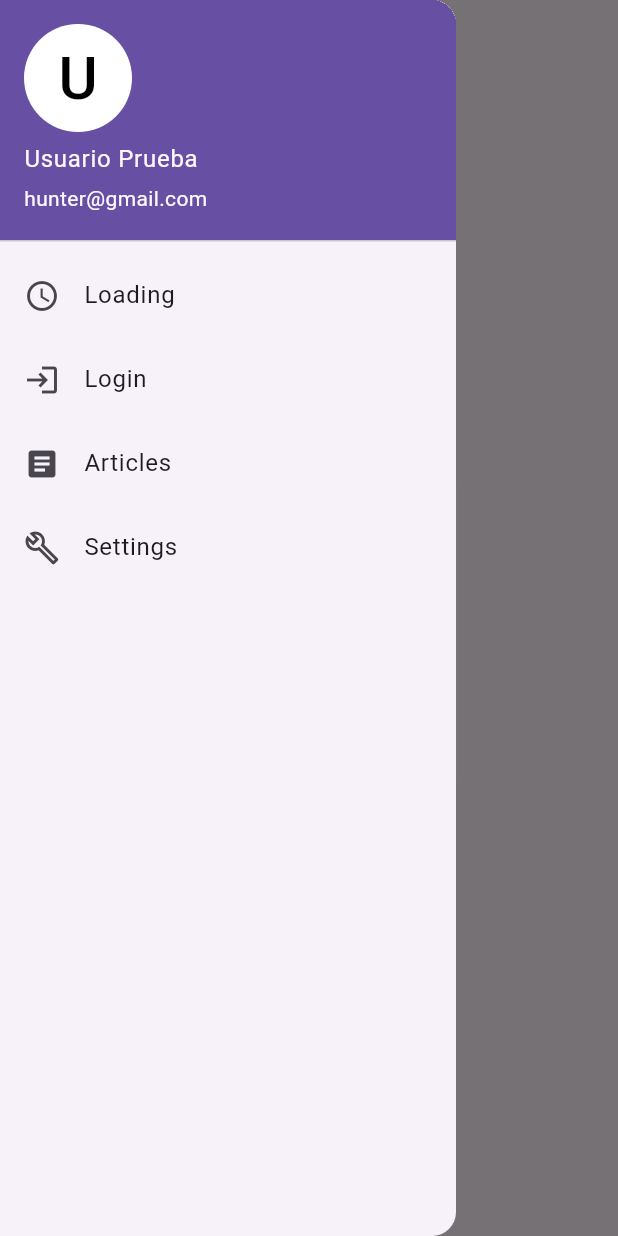
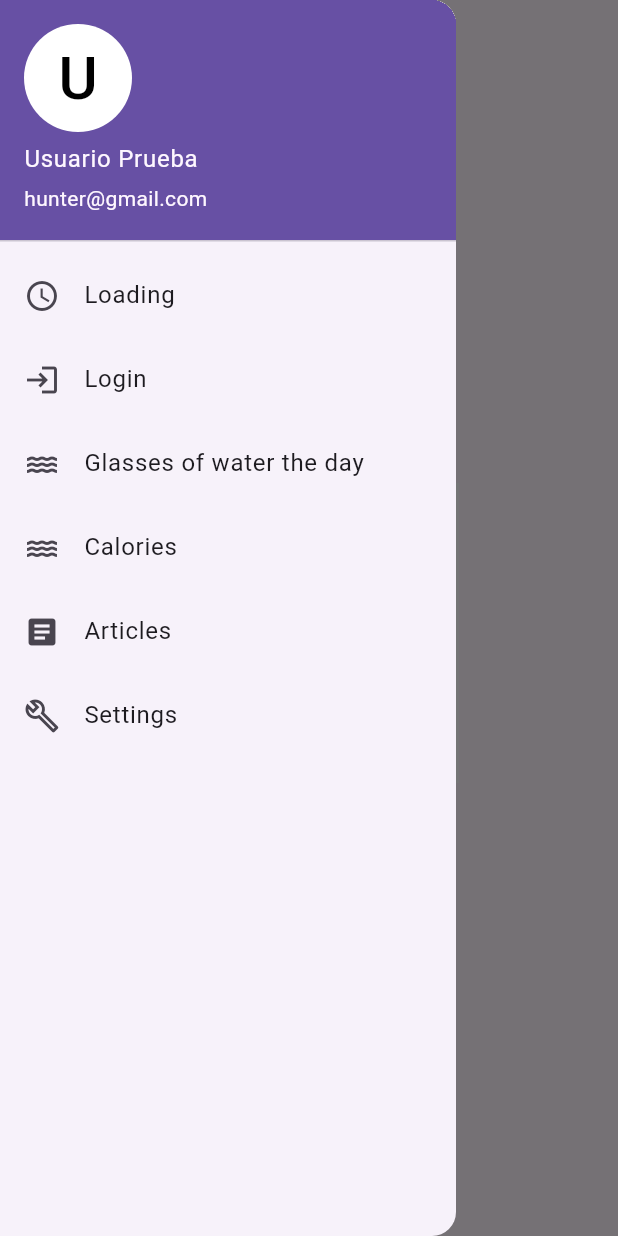
Before and after one commit to JorshuaEs/Healtylife-University-Project, a Flutter app: the screen it shows after launch, with the side drawer open, on a phone screen of 412 x 824 dp. Run offline on Flutter 3.47's test engine with Material 3 defaults, Android fonts, the phone set to English and light mode, and no system bars; our stand-ins replace equatable, flutter_login, ionicons.

Commit message:
Se agregaron 2 Pantallas

```diff
--- a/lib/main.dart
+++ b/lib/main.dart
@@ -1,8 +1,9 @@
 import 'package:flutter/material.dart';
+import 'package:healty_life/screens/calorias_screen.dart';
+//import 'package:healty_life/screens/botella_screen.dart';
 //import 'package:healty_life/routes/app_routes.dart';
 import 'package:healty_life/screens/home_screen.dart';
 import 'package:healty_life/screens/settings_screen.dart';
-
 
 import 'screens/screens.dart';
 
@@ -28,8 +29,10 @@ class MainApp extends StatelessWidget {
         LoginScreen.routeName: (context) => const LoginScreen(),
         LoadingScreen.routeName: (context) => const LoadingScreen(),
         ArticleScreen.routeName: (context) => const ArticleScreen(),
-        SettingsScreen.routeName:(context) => const SettingsScreen()
-
+        SettingsScreen.routeName: (context) => const SettingsScreen(),
+        BotellaScreen.routeName: (context) => const BotellaScreen(),
+        CaloriesCalculatorScreen.routeName: (context) =>
+            CaloriesCalculatorScreen(),
       },
     );
   }
--- a/lib/routes/app_routes.dart
+++ b/lib/routes/app_routes.dart
@@ -18,6 +18,18 @@ class AppRoutes {
       icon: Icons.login,
       route: '/login',
       screen: const LoginScreen(),
+    ),
+    MenuOption(
+      title: 'Glasses of water the day',
+      icon: Icons.water_outlined,
+      route: '/Botella',
+      screen: const BotellaScreen(),
+    ),
+    MenuOption(
+      title: 'Calories',
+      icon: Icons.water_outlined,
+      route: '/Calorias',
+      screen: CaloriesCalculatorScreen(),
     ),
     MenuOption(
       title: 'Articles',
--- a/lib/screens/home_screen.dart
+++ b/lib/screens/home_screen.dart
@@ -1,55 +1,6 @@
 import 'package:flutter/material.dart';
 import 'package:healty_life/routes/app_routes.dart';
 import 'package:healty_life/screens/screens.dart';
-
-/*class HomeScreen extends StatefulWidget {
-  const HomeScreen({Key? key}) : super(key: key);
-
-  static const String routeName = '/';
-
-  @override
-  _HomeScreenState createState() => _HomeScreenState();
-}
-
-class _HomeScreenState extends State<HomeScreen> {
-  final List<MenuOption> menuOptions = AppRoutes.menuOptions;
-
-  @override
-  Widget build(BuildContext context) {
-    return Scaffold(
-      appBar: AppBar(
-        title: const Text('Home'),
-      ),
-      drawer: Drawer(
-        child: ListView(
-          padding: EdgeInsets.zero,
-          children: <Widget>[
-            const UserAccountsDrawerHeader(
-              accountName: Text('Usuario Prueba'),
-              accountEmail: Text('hunter@gmail.com'),
-              currentAccountPicture: CircleAvatar(
-                backgroundColor: Colors.white,
-                child: Text(
-                  'U',
-                  style: TextStyle(fontSize: 40.0),
-                ),
-              ),
-            ),
-            // Genera las listas en el drawer en base a AppRoutes.menuOptions
-            ...menuOptions.map((option) => ListTile(
-                  leading: Icon(option.icon),
-                  title: Text(option.title),
-                  onTap: () {
-                    Navigator.pop(context);
-                    Navigator.pushNamed(context, option.route);
-                  },
-                )),
-          ],
-        ),
-      ),
-    );
-  }
-}*/
 
 class HomeScreen extends StatefulWidget {
   const HomeScreen({Key? key}) : super(key: key);
--- a/lib/screens/screens.dart
+++ b/lib/screens/screens.dart
@@ -11,3 +11,7 @@ export 'package:healty_life/screens/article_home_screen.dart';
 export 'package:healty_life/screens/article_screen.dart';
 
 export 'package:healty_life/screens/settings_screen.dart';
+
+export 'package:healty_life/screens/Botella_screen.dart';
+
+export 'package:healty_life/screens/calorias_screen.dart';
```
Also changed, not shown: lib/screens/botella_screen.dart (added, +66 -0 lines), lib/screens/calorias_screen.dart (added, +65 -0 lines), 1 other file.
